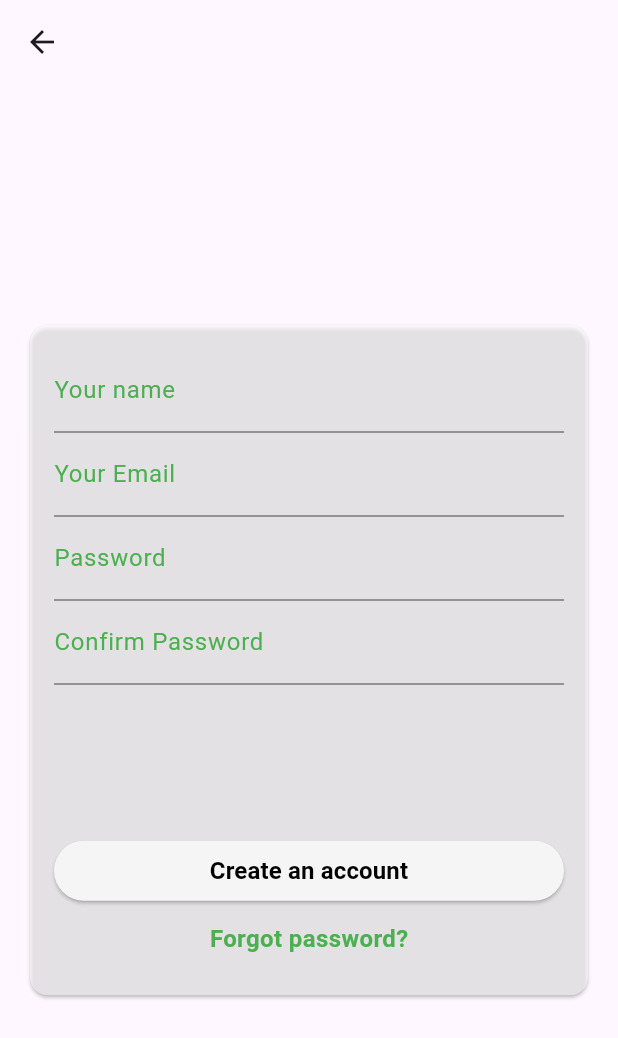
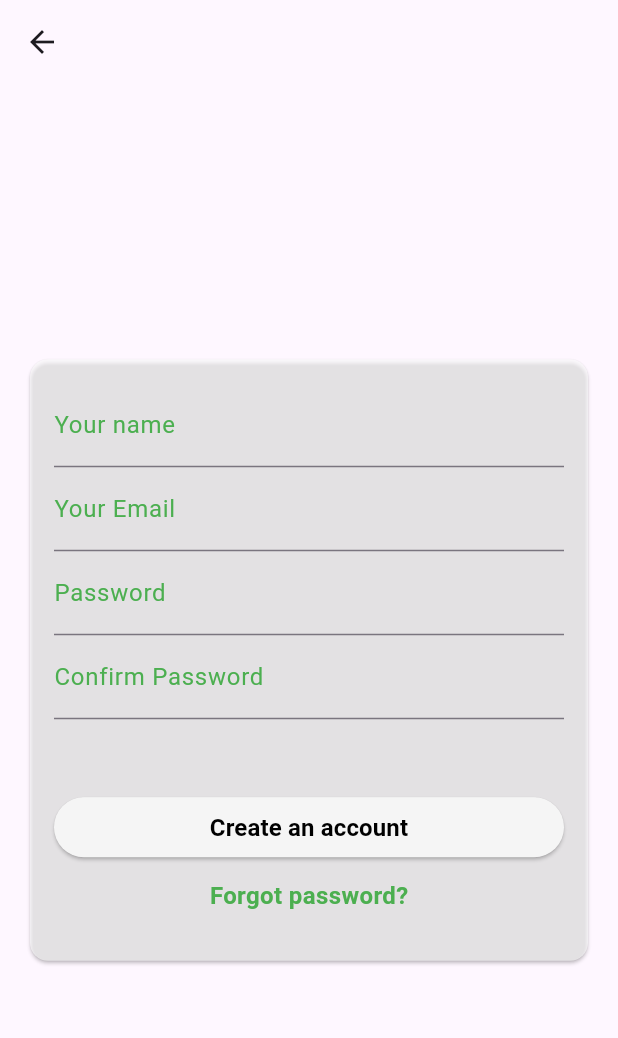
Before and after one commit to rarahat02/Chat-application-by-Flutter-and-Firebase, a Flutter app: the screen it shows after launch, after a tap on "Sign up with mail", on a phone screen of 412 x 824 dp. Shown: the top 1038 px of the screen. Run offline on Flutter 3.47's test engine with Material 3 defaults, Android fonts, the phone set to English and light mode, and no system bars; our stand-ins replace cloud_firestore, convex_bottom_bar, equatable, firebase_auth, firebase_core, flutter_hooks and 6 more; accounts and stored records are empty; generated files the repository leaves out were written again.

Commit message:
chore: UI optimization

```diff
--- a/lib/features/auth/ui/get_started_screen.dart
+++ b/lib/features/auth/ui/get_started_screen.dart
@@ -8,8 +8,6 @@ import 'package:go_router/go_router.dart';
 // import 'package:sentry_flutter/sentry_flutter.dart';
 
 class GetStartedScreen extends StatelessWidget {
-  static const routeName = '/get-started';
-
   const GetStartedScreen({super.key});
 
   @override
@@ -23,7 +21,7 @@ class GetStartedScreen extends StatelessWidget {
           child: Card(
             color: cardColor,
             child: Padding(
-              padding: const EdgeInsets.all(16.0),
+              padding: const EdgeInsets.all(Sizes.p16),
               child: Column(
                 mainAxisSize: MainAxisSize.min,
                 children: [
@@ -40,9 +38,7 @@ class GetStartedScreen extends StatelessWidget {
                       // }
                     },
                     style: ElevatedButton.styleFrom(
-                        backgroundColor: backgroundColor,
-                        padding: const EdgeInsets.symmetric(
-                            horizontal: 60, vertical: 10)),
+                        backgroundColor: backgroundColor),
                     child: const Text(
                       'Sign up with mail',
                       style: TextStyle(
@@ -50,18 +46,16 @@ class GetStartedScreen extends StatelessWidget {
                     ),
                   ),
                   const SizedBox(
-                    height: 15,
+                    height: Sizes.p16,
                   ),
                   Row(
                     mainAxisAlignment: MainAxisAlignment.center,
                     children: [
                       const Text(
                         'Existing account?',
-                        style: TextStyle(fontSize: 16, color: textColor),
+                        style: TextStyle(fontSize: Sizes.p16, color: textColor),
                       ),
-                      const SizedBox(
-                        width: 10,
-                      ),
+                      gapW12,
                       GestureDetector(
                         onTap: () {
                           context.pushNamed(AppRoute.login.name);
@@ -74,9 +68,7 @@ class GetStartedScreen extends StatelessWidget {
                       ),
                     ],
                   ),
-                  const SizedBox(
-                    height: 20,
-                  )
+                  gapH20
                 ],
               ),
             ),
--- a/lib/features/auth/ui/register_card.dart
+++ b/lib/features/auth/ui/register_card.dart
@@ -1,3 +1,4 @@
+import 'package:chat_app_firebase_riverpod/constants/app_sizes.dart';
 import 'package:chat_app_firebase_riverpod/constants/colors.dart';
 import 'package:chat_app_firebase_riverpod/features/auth/controller/auth_controller.dart';
 import 'package:chat_app_firebase_riverpod/features/auth/controller/auth_state.dart';
@@ -49,7 +50,7 @@ class RegisterCard extends HookConsumerWidget {
       child: Card(
         color: cardColor,
         child: Padding(
-          padding: const EdgeInsets.all(16.0),
+          padding: const EdgeInsets.all(Sizes.p16),
           child: Form(
               key: formKey,
               child: Column(
@@ -62,8 +63,8 @@ class RegisterCard extends HookConsumerWidget {
                         controller: nameController,
                         decoration: const InputDecoration(
                             labelText: 'Your name',
-                            labelStyle:
-                                TextStyle(fontSize: 16, color: Colors.green),
+                            labelStyle: TextStyle(
+                                fontSize: Sizes.p16, color: Colors.green),
                             hintText: 'Enter your Name'),
                         focusNode: nameFocusNode,
                         textInputAction: TextInputAction.next,
@@ -81,8 +82,8 @@ class RegisterCard extends HookConsumerWidget {
                         controller: emailController,
                         decoration: const InputDecoration(
                             labelText: 'Your Email',
-                            labelStyle:
-                                TextStyle(fontSize: 16, color: Colors.green),
+                            labelStyle: TextStyle(
+                                fontSize: Sizes.p16, color: Colors.green),
                             hintText: 'Enter your Email'),
                         focusNode: emailFocusNode,
                         textInputAction: TextInputAction.next,
@@ -101,8 +102,8 @@ class RegisterCard extends HookConsumerWidget {
                         controller: passwordController,
                         decoration: const InputDecoration(
                             labelText: 'Password',
-                            labelStyle:
-                                TextStyle(fontSize: 16, color: Colors.green),
+                            labelStyle: TextStyle(
+                                fontSize: Sizes.p16, color: Colors.green),
                             hintText: 'Enter your Password'),
                         obscureText: true,
                         focusNode: passwordFocusNode,
@@ -121,8 +122,8 @@ class RegisterCard extends HookConsumerWidget {
                       TextFormField(
                         decoration: const InputDecoration(
                             labelText: 'Confirm Password',
-                            labelStyle:
-                                TextStyle(fontSize: 16, color: Colors.green),
+                            labelStyle: TextStyle(
+                                fontSize: Sizes.p16, color: Colors.green),
                             hintText: 'Confirm Password'),
                         obscureText: true,
                         focusNode: confirmPasswordFocusNode,
@@ -142,9 +143,7 @@ class RegisterCard extends HookConsumerWidget {
                       ),
                     ],
                   ),
-                  const SizedBox(
-                    height: 100,
-                  ),
+                  gapH48,
                   SizedBox(
                     child: Column(
                       children: [
@@ -159,7 +158,7 @@ class RegisterCard extends HookConsumerWidget {
                               'Create an account',
                               textAlign: TextAlign.center,
                               style: TextStyle(
-                                  fontSize: 16,
+                                  fontSize: Sizes.p16,
                                   fontWeight: FontWeight.bold,
                                   color: textColor),
                             ),
@@ -172,11 +171,11 @@ class RegisterCard extends HookConsumerWidget {
                           'Forgot password?',
                           style: TextStyle(
                               color: Colors.green,
-                              fontSize: 16,
+                              fontSize: Sizes.p16,
                               fontWeight: FontWeight.bold),
                         ),
                         const SizedBox(
-                          height: 10,
+                          height: Sizes.p16,
                         ),
                       ],
                     ),
--- a/lib/features/auth/ui/register_screen.dart
+++ b/lib/features/auth/ui/register_screen.dart
@@ -6,8 +6,6 @@ import 'package:chat_app_firebase_riverpod/features/auth/ui/register_card.dart';
 import 'package:flutter/material.dart';
 
 class RegisterScreen extends StatelessWidget {
-  static const routeName = '/register';
-
   const RegisterScreen({super.key});
 
   @override
--- a/lib/features/home/ui/home_screen.dart
+++ b/lib/features/home/ui/home_screen.dart
@@ -7,7 +7,6 @@ import 'package:flutter/material.dart';
 import 'custom_appbar.dart';
 
 class HomeScreen extends StatefulWidget {
-  static const routeName = '/dashboard';
   const HomeScreen({super.key});
 
   @override
--- a/lib/features/notification/ui/notification_list_screen.dart
+++ b/lib/features/notification/ui/notification_list_screen.dart
@@ -1,6 +1,6 @@
 import 'package:chat_app_firebase_riverpod/common/widgets/responsive_center.dart';
 import 'package:chat_app_firebase_riverpod/constants/app_sizes.dart';
-import 'package:chat_app_firebase_riverpod/features/notification/ui/notifications_body.dart';
+import 'package:chat_app_firebase_riverpod/features/notification/ui/notifications_card.dart';
 import 'package:flutter/cupertino.dart';
 import 'package:flutter/material.dart';
 import 'package:flutter_riverpod/flutter_riverpod.dart';
@@ -11,6 +11,6 @@ class NotificationListScreen extends ConsumerWidget {
   @override
   Widget build(BuildContext context, WidgetRef ref) {
     return const ResponsiveCenter(
-        padding: EdgeInsets.all(Sizes.p16), child: NotificationsBody());
+        padding: EdgeInsets.all(Sizes.p16), child: NotificationsCard());
   }
 }
```
Also changed, not shown: lib/features/auth/ui/login_card.dart (+8 -6 lines), lib/features/notification/ui/notifications_card.dart (renamed from lib/features/notification/ui/notifications_body.dart, +7 -3 lines).
